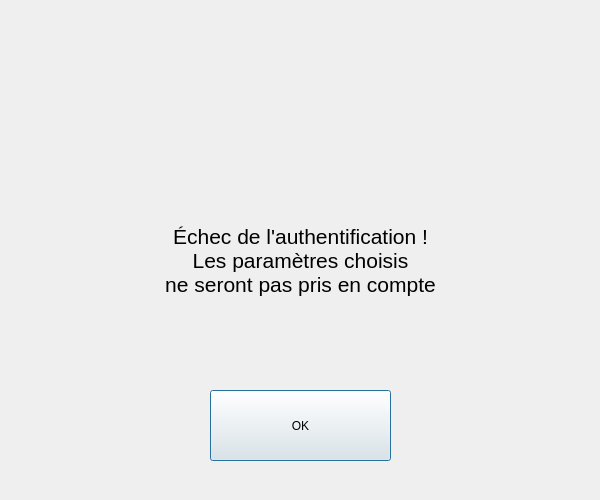
Above: erreurauthentification.ui from Paullux/dvkbuntu-VocalFly-GUI before the change. Below: the same form after it.
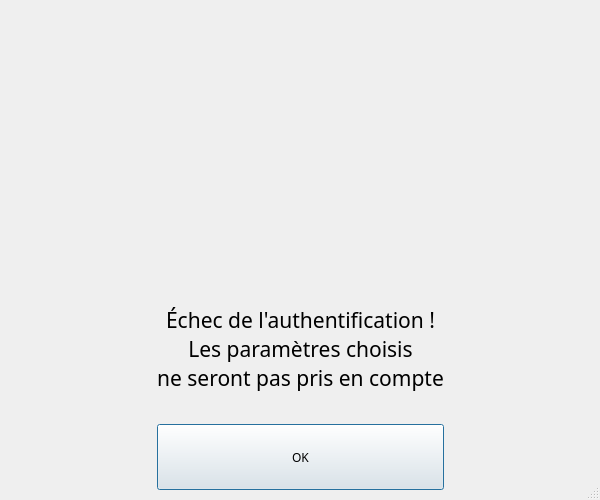
That is the form after the change. Icons and pictures are not drawn.

Commit message: Mise à Jour GUI

Patch:
```diff
--- a/erreurauthentification.ui
+++ b/erreurauthentification.ui
@@ -22,6 +22,11 @@
     <height>500</height>
    </size>
   </property>
+  <property name="font">
+   <font>
+    <family>Luciole</family>
+   </font>
+  </property>
   <property name="windowTitle">
    <string>Dialog</string>
   </property>
@@ -29,17 +34,36 @@
    <iconset theme="dialog-error">
     <normaloff>.</normaloff>.</iconset>
   </property>
+  <property name="sizeGripEnabled">
+   <bool>true</bool>
+  </property>
+  <layout class="QGridLayout" name="gridLayout" rowstretch="0,0,4,2,1" columnstretch="1,1,1">
+   <property name="leftMargin">
+    <number>10</number>
+   </property>
+   <property name="topMargin">
+    <number>10</number>
+   </property>
+   <property name="rightMargin">
+    <number>10</number>
+   </property>
+   <property name="bottomMargin">
+    <number>10</number>
+   </property>
+   <property name="spacing">
+    <number>10</number>
+   </property>
+   <item row="3" column="1">
   <widget class="QLabel" name="label">
-   <property name="geometry">
-    <rect>
-     <x>10</x>
-     <y>140</y>
-     <width>581</width>
-     <height>241</height>
-    </rect>
+     <property name="sizePolicy">
+      <sizepolicy hsizetype="Minimum" vsizetype="Minimum">
+       <horstretch>0</horstretch>
+       <verstretch>0</verstretch>
+      </sizepolicy>
    </property>
    <property name="font">
     <font>
+       <family>Luciole</family>
      <pointsize>16</pointsize>
     </font>
    </property>
@@ -58,27 +82,26 @@
     <set>Qt::AlignCenter</set>
    </property>
   </widget>
-  <widget class="QPushButton" name="pushButton">
-   <property name="geometry">
-    <rect>
-     <x>210</x>
-     <y>390</y>
-     <width>181</width>
-     <height>71</height>
-    </rect>
-   </property>
-   <property name="text">
-    <string>OK</string>
-   </property>
-  </widget>
+   </item>
+   <item row="2" column="1">
   <widget class="QLabel" name="label_2">
-   <property name="geometry">
-    <rect>
-     <x>230</x>
-     <y>10</y>
-     <width>141</width>
-     <height>131</height>
-    </rect>
+     <property name="sizePolicy">
+      <sizepolicy hsizetype="Minimum" vsizetype="Minimum">
+       <horstretch>0</horstretch>
+       <verstretch>0</verstretch>
+      </sizepolicy>
+     </property>
+     <property name="minimumSize">
+      <size>
+       <width>20</width>
+       <height>20</height>
+      </size>
+     </property>
+     <property name="sizeIncrement">
+      <size>
+       <width>5</width>
+       <height>5</height>
+      </size>
    </property>
    <property name="text">
     <string/>
@@ -93,6 +116,24 @@
     <bool>true</bool>
    </property>
   </widget>
+   </item>
+   <item row="4" column="1">
+    <widget class="QPushButton" name="pushButton">
+     <property name="sizePolicy">
+      <sizepolicy hsizetype="Minimum" vsizetype="Minimum">
+       <horstretch>0</horstretch>
+       <verstretch>0</verstretch>
+      </sizepolicy>
+     </property>
+     <property name="autoFillBackground">
+      <bool>false</bool>
+     </property>
+     <property name="text">
+      <string>OK</string>
+     </property>
+    </widget>
+   </item>
+  </layout>
  </widget>
  <resources>
   <include location="image.qrc"/>
```
Lines whose indentation alone changed are shown as unchanged. The commit also changes 3 other files.
